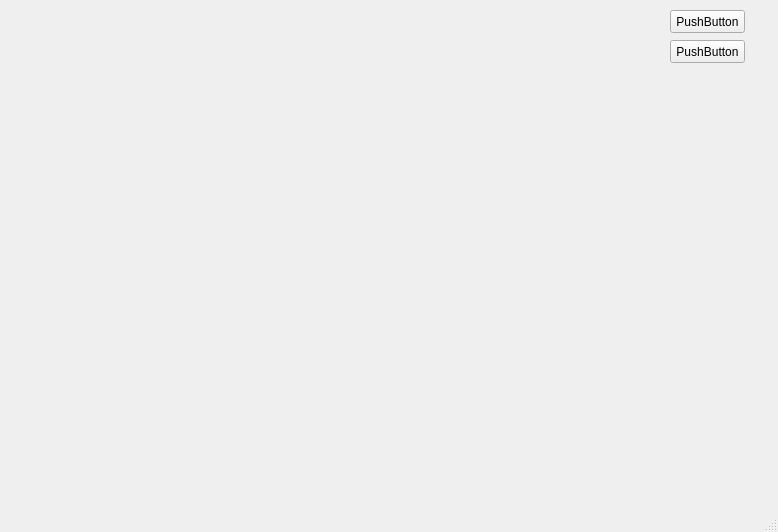
sstopkin/my-car-pc, file client/mainwindow.ui: the form before one commit.
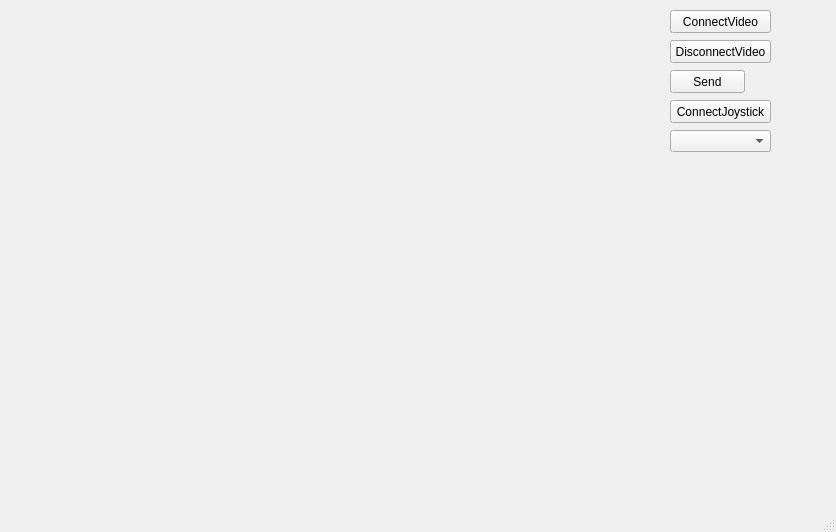
The form after the commit.

Commit message: write joystick support, some fix in #include

```diff
--- a/client/mainwindow.ui
+++ b/client/mainwindow.ui
@@ -6,7 +6,7 @@
    <rect>
     <x>0</x>
     <y>0</y>
-    <width>778</width>
+    <width>836</width>
     <height>532</height>
    </rect>
   </property>
@@ -30,12 +30,12 @@
      <rect>
       <x>670</x>
       <y>10</y>
-      <width>75</width>
+      <width>101</width>
       <height>23</height>
      </rect>
     </property>
     <property name="text">
-     <string>PushButton</string>
+     <string>ConnectVideo</string>
     </property>
    </widget>
    <widget class="QPushButton" name="pushButton_2">
@@ -43,12 +43,48 @@
      <rect>
       <x>670</x>
       <y>40</y>
+      <width>101</width>
+      <height>23</height>
+     </rect>
+    </property>
+    <property name="text">
+     <string>DisconnectVideo</string>
+    </property>
+   </widget>
+   <widget class="QPushButton" name="pushButton_3">
+    <property name="geometry">
+     <rect>
+      <x>670</x>
+      <y>70</y>
       <width>75</width>
       <height>23</height>
      </rect>
     </property>
     <property name="text">
-     <string>PushButton</string>
+     <string>Send</string>
+    </property>
+   </widget>
+   <widget class="QComboBox" name="comboBox">
+    <property name="geometry">
+     <rect>
+      <x>670</x>
+      <y>130</y>
+      <width>101</width>
+      <height>22</height>
+     </rect>
+    </property>
+   </widget>
+   <widget class="QPushButton" name="pushButton_4">
+    <property name="geometry">
+     <rect>
+      <x>670</x>
+      <y>100</y>
+      <width>101</width>
+      <height>23</height>
+     </rect>
+    </property>
+    <property name="text">
+     <string>ConnectJoystick</string>
     </property>
    </widget>
   </widget>
```
Left out of the diff: 2 changed lines with no effect on the pictures. The commit also changes 33 other files.
